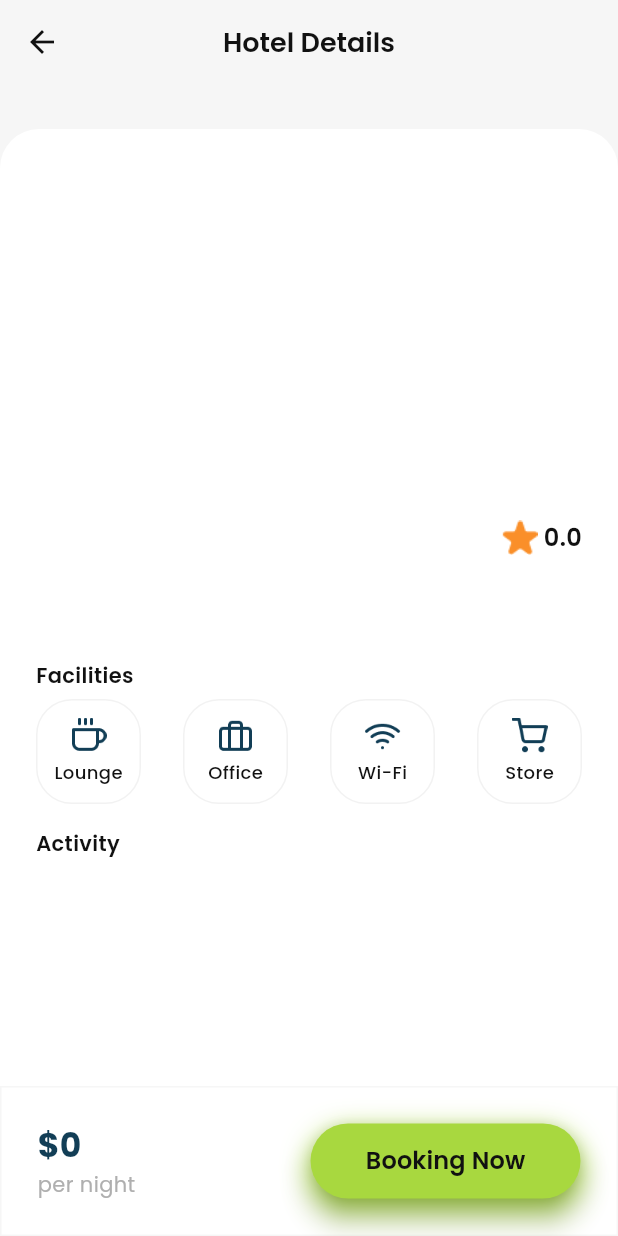
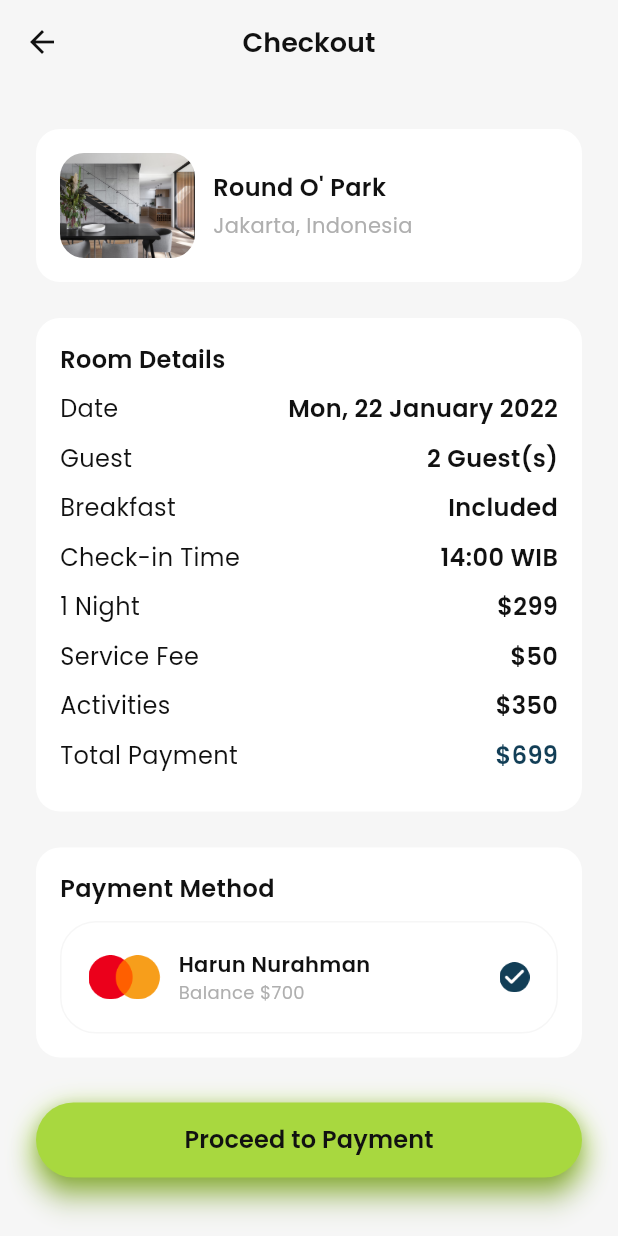
Before and after one commit to HarunNurahman/hayy-hotelio_app, a Flutter app: the DetailHotelPage screen opened directly with empty values, after a tap on "Booking Now", on a phone screen of 412 x 824 dp. Run offline on Flutter 3.47's test engine with Material 3 defaults, Android fonts, the phone set to English and light mode, and no system bars; our stand-ins replace another_flushbar, cloud_firestore, firebase_auth, firebase_core, flutter_rating_bar, get and 2 more; accounts and stored records are empty.

Commit message:
Style: Slicing checkout page ui

```diff
--- /dev/null
+++ b/lib/pages/checkout_page.dart
@@ -0,0 +1,175 @@
+import 'package:flutter/material.dart';
+import 'package:hayy_hotelio_app/pages/widgets/custom_button.dart';
+import 'package:hayy_hotelio_app/shared/shared_method.dart';
+import 'package:hayy_hotelio_app/shared/style.dart';
+
+class CheckoutPage extends StatelessWidget {
+  const CheckoutPage({super.key});
+
+  @override
+  Widget build(BuildContext context) {
+    return Scaffold(
+      appBar: AppBar(title: const Text('Checkout')),
+      body: ListView(
+        padding: const EdgeInsets.symmetric(horizontal: 24, vertical: 30),
+        children: [
+          // Booked hotel
+          bookedHotel(),
+          // Booking detail
+          bookingDetail(),
+          // Payment options
+          paymentOption(),
+          CustomButton(
+            text: 'Proceed to Payment',
+            onTap: () {},
+          ),
+        ],
+      ),
+    );
+  }
+
+  Widget bookedHotel() {
+    return Container(
+      padding: const EdgeInsets.all(16),
+      decoration: BoxDecoration(
+        color: whiteColor,
+        borderRadius: BorderRadius.circular(16),
+      ),
+      child: Row(
+        children: [
+          // Hotel image
+          ClipRRect(
+            borderRadius: BorderRadius.circular(16),
+            child: Image.asset(
+              'assets/images/img_hotel_1.png',
+              width: 90,
+              height: 70,
+              fit: BoxFit.cover,
+            ),
+          ),
+          const SizedBox(width: 12),
+          // Hotel name
+          Column(
+            crossAxisAlignment: CrossAxisAlignment.start,
+            children: [
+              Text(
+                'Round O\' Park',
+                style: blackTextStyle.copyWith(
+                  fontSize: 16,
+                  fontWeight: semiBold,
+                ),
+              ),
+              const SizedBox(height: 4),
+              Text('Jakarta, Indonesia', style: grayTextStyle),
+            ],
+          )
+        ],
+      ),
+    );
+  }
+
+  Widget bookingDetail() {
+    return Container(
+      margin: const EdgeInsets.only(top: 24),
+      padding: const EdgeInsets.all(16),
+      decoration: BoxDecoration(
+        color: whiteColor,
+        borderRadius: BorderRadius.circular(16),
+      ),
+      child: Column(
+        crossAxisAlignment: CrossAxisAlignment.start,
+        children: [
+          Text(
+            'Room Details',
+            style: blackTextStyle.copyWith(fontSize: 16, fontWeight: semiBold),
+          ),
+          const SizedBox(height: 10),
+          bookingItemDetail('Date', 'Mon, 22 January 2022'),
+          bookingItemDetail('Guest', '2 Guest(s)'),
+          bookingItemDetail('Breakfast', 'Included'),
+          bookingItemDetail('Check-in Time', '14:00 WIB'),
+          bookingItemDetail('1 Night', AppFormat.currency(299)),
+          bookingItemDetail('Service Fee', AppFormat.currency(50)),
+          bookingItemDetail('Activities', AppFormat.currency(350)),
+          bookingItemDetail(
+            'Total Payment',
+            AppFormat.currency(699),
+            color: darkGrayColor,
+          ),
+        ],
+      ),
+    );
+  }
+
+  Widget paymentOption() {
+    return Container(
+      margin: const EdgeInsets.only(top: 24, bottom: 30),
+      padding: const EdgeInsets.all(16),
+      decoration: BoxDecoration(
+        color: whiteColor,
+        borderRadius: BorderRadius.circular(16),
+      ),
+      child: Column(
+        crossAxisAlignment: CrossAxisAlignment.start,
+        children: [
+          Text(
+            'Payment Method',
+            style: blackTextStyle.copyWith(
+              fontSize: 16,
+              fontWeight: semiBold,
+            ),
+          ),
+          const SizedBox(height: 10),
+          Container(
+            padding: const EdgeInsets.all(18),
+            decoration: BoxDecoration(
+              border: Border.all(color: lightGrayColor),
+              borderRadius: BorderRadius.circular(24),
+            ),
+            child: Row(
+              children: [
+                Image.asset('assets/images/img_mastercard.png', width: 48),
+                const SizedBox(width: 12),
+                Column(
+                  crossAxisAlignment: CrossAxisAlignment.start,
+                  children: [
+                    Text(
+                      'Harun Nurahman',
+                      style: blackTextStyle.copyWith(fontWeight: semiBold),
+                    ),
+                    Text(
+                      'Balance \$700',
+                      style: grayTextStyle.copyWith(fontSize: 12),
+                    )
+                  ],
+                ),
+                const Spacer(),
+                Image.asset('assets/icons/ic_verified.png', width: 20),
+              ],
+            ),
+          ),
+        ],
+      ),
+    );
+  }
+}
+
+Widget bookingItemDetail(String title, String value, {Color? color}) {
+  return Container(
+    margin: const EdgeInsets.only(bottom: 10),
+    child: Row(
+      mainAxisAlignment: MainAxisAlignment.spaceBetween,
+      children: [
+        Text(title, style: blackTextStyle.copyWith(fontSize: 16)),
+        Text(
+          value,
+          style: blackTextStyle.copyWith(
+            fontSize: 16,
+            fontWeight: semiBold,
+            color: color,
+          ),
+        )
+      ],
+    ),
+  );
+}
--- a/lib/pages/detail-hotel_page.dart
+++ b/lib/pages/detail-hotel_page.dart
@@ -1,5 +1,7 @@
 import 'package:flutter/material.dart';
+import 'package:get/get.dart';
 import 'package:hayy_hotelio_app/models/hotel_model.dart';
+import 'package:hayy_hotelio_app/pages/checkout_page.dart';
 import 'package:hayy_hotelio_app/pages/widgets/activity_item.dart';
 import 'package:hayy_hotelio_app/pages/widgets/custom_button.dart';
 import 'package:hayy_hotelio_app/pages/widgets/facility_item.dart';
@@ -224,7 +226,9 @@ class DetailHotelPage extends StatelessWidget {
           CustomButton(
             text: 'Booking Now',
             width: 180,
-            onTap: () {},
+            onTap: () {
+              Get.to(() => const CheckoutPage());
+            },
           )
         ],
       ),
```
